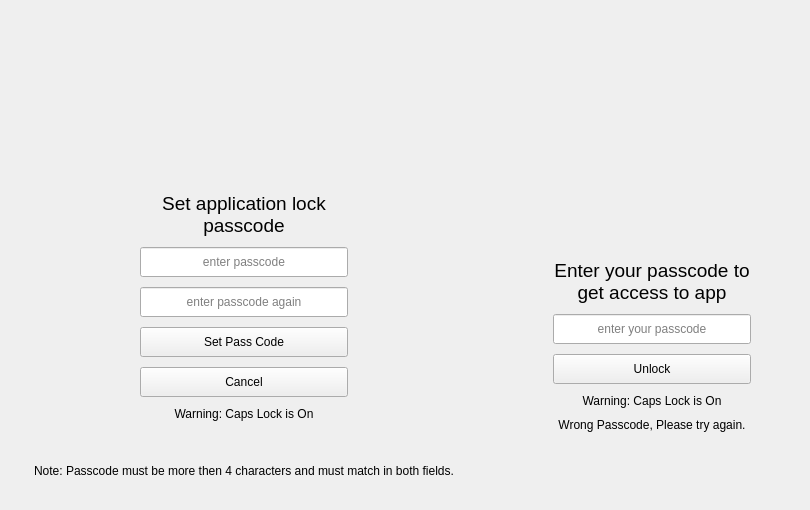
The window that src/lock.ui (keshavbhatt/whatsie) describes before a commit, drawn with Qt 5.
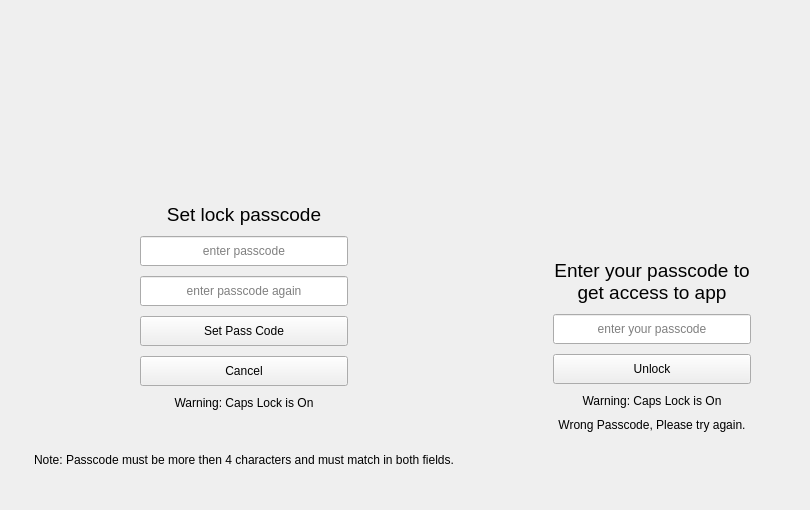
The same window after the commit. Icons and pictures are not drawn.

Diff of the .ui file:
```diff
--- a/src/lock.ui
+++ b/src/lock.ui
@@ -185,7 +185,7 @@
                  </font>
                 </property>
                 <property name="text">
-                 <string>Set application lock passcode</string>
+                 <string>Set lock passcode</string>
                 </property>
                 <property name="alignment">
                  <set>Qt::AlignCenter</set>
```
